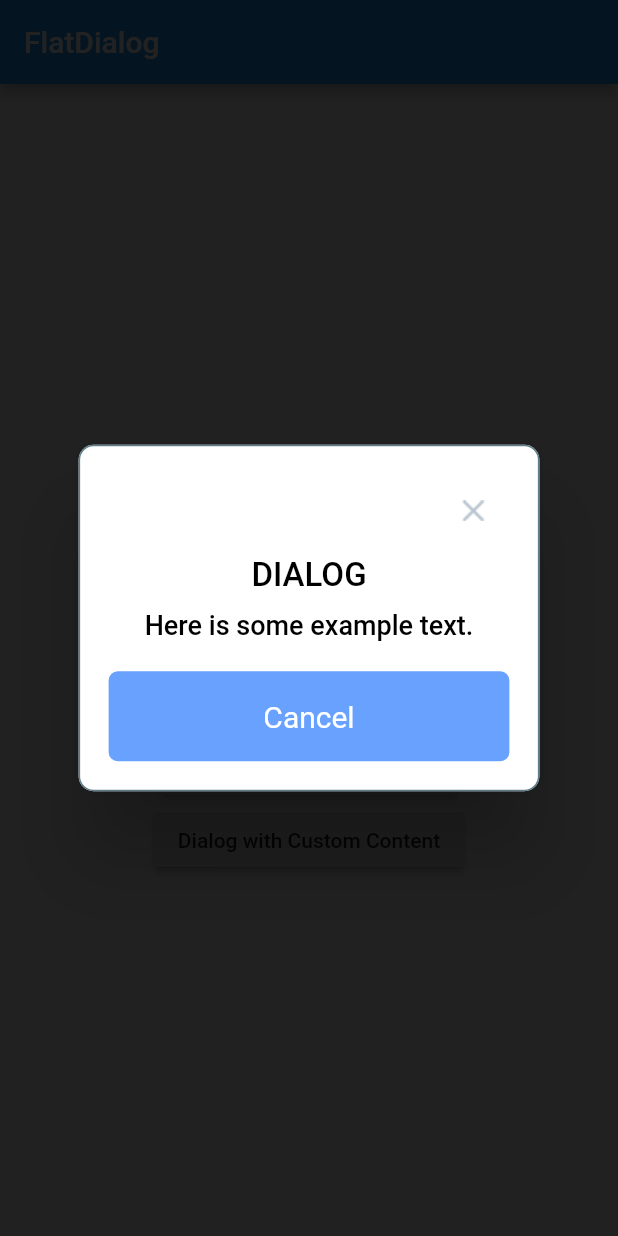
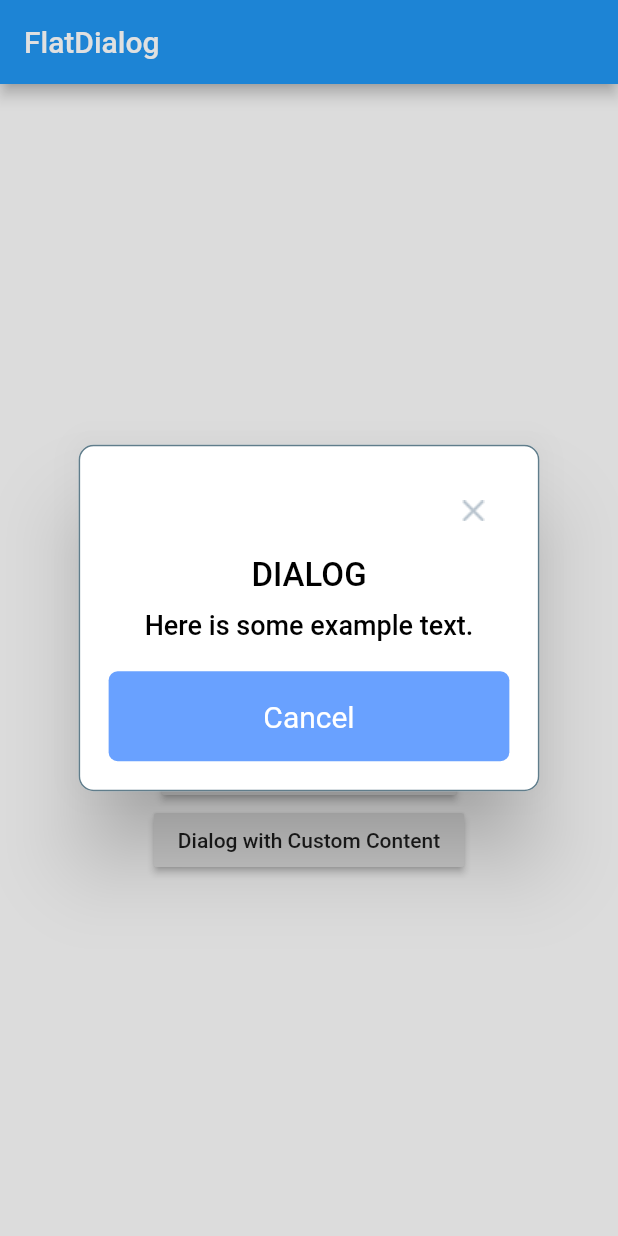
Before and after one commit to BrunoJurkovic/flat_dialog, a Flutter app: the screen it shows after launch, after a tap on "Basic Dialog", on a phone screen of 412 x 824 dp. Run offline on Flutter 3.47's test engine with Material 2 defaults, Android fonts, the phone set to English and light mode, and no system bars.

Commit message:
Final changes

```diff
--- a/lib/src/flat_dialog_style.dart
+++ b/lib/src/flat_dialog_style.dart
@@ -1,13 +1,6 @@
 import 'package:flutter/material.dart';
 
-enum AnimationStyle {
-  fromRight,
-  fromLeft,
-  fromTop,
-  fromBottom,
-  grow,
-  shrink
-}
+enum AnimationStyle { fromRight, fromLeft, fromTop, fromBottom, grow, shrink }
 
 class AlertStyle {
   final AnimationStyle animationStyle;
@@ -22,26 +15,25 @@ class AlertStyle {
   final EdgeInsets buttonAreaPadding;
   final BoxConstraints boxConstraints;
 
-
   const AlertStyle({
     this.animationStyle = AnimationStyle.fromLeft,
     this.alertBorder,
     this.animationDuration = const Duration(milliseconds: 150),
-    this.backgroundColor,
-    this.overlayColor = Colors.black87,
+    this.backgroundColor = Colors.white,
+    this.overlayColor = Colors.black12,
     this.titleStyle = const TextStyle(
-        color: Colors.black,
-        fontWeight: FontWeight.w500,
-        fontStyle: FontStyle.normal,
-        fontSize: 22.0),
+      color: Colors.black,
+      fontWeight: FontWeight.w500,
+      fontSize: 22.0,
+    ),
     this.descStyle = const TextStyle(
-        color: Colors.black,
-        fontWeight: FontWeight.w500,
-        fontStyle: FontStyle.normal,
-        fontSize: 18.0),
+      color: Colors.black,
+      fontWeight: FontWeight.w500,
+      fontSize: 18.0,
+    ),
     this.buttonAreaPadding = const EdgeInsets.all(20.0),
     this.closeButtonVisible = true,
     this.isTapDismiss = true,
-    this.boxConstraints
+    this.boxConstraints,
   });
 }
```
Also changed, not shown: 1 other file.
